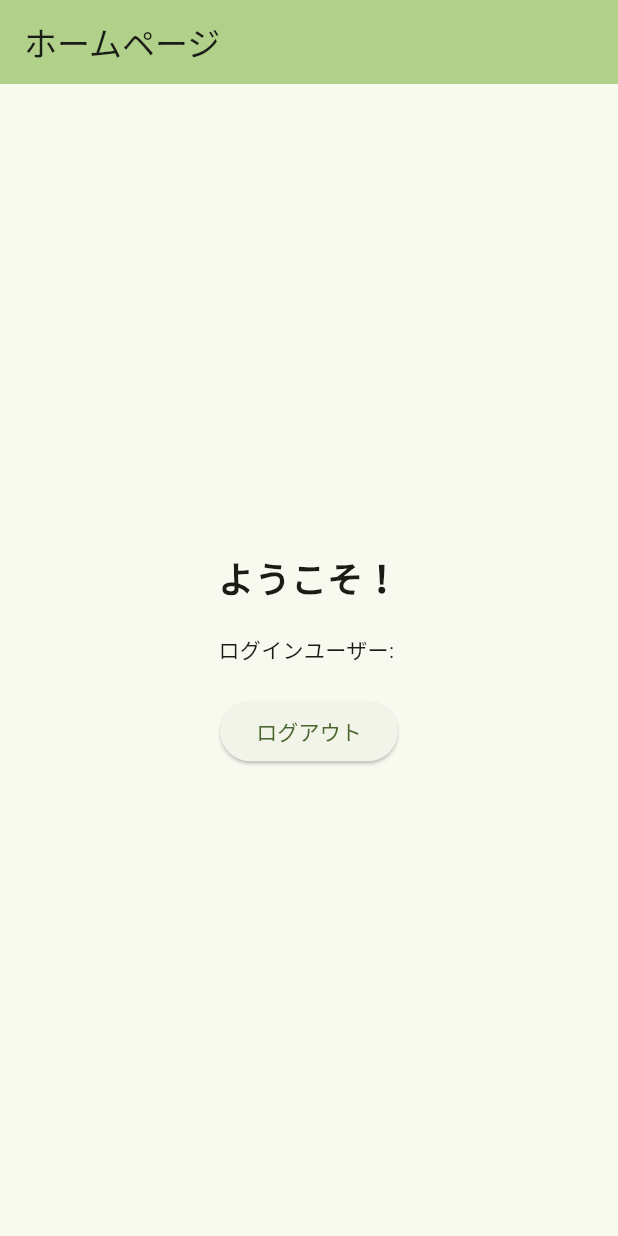
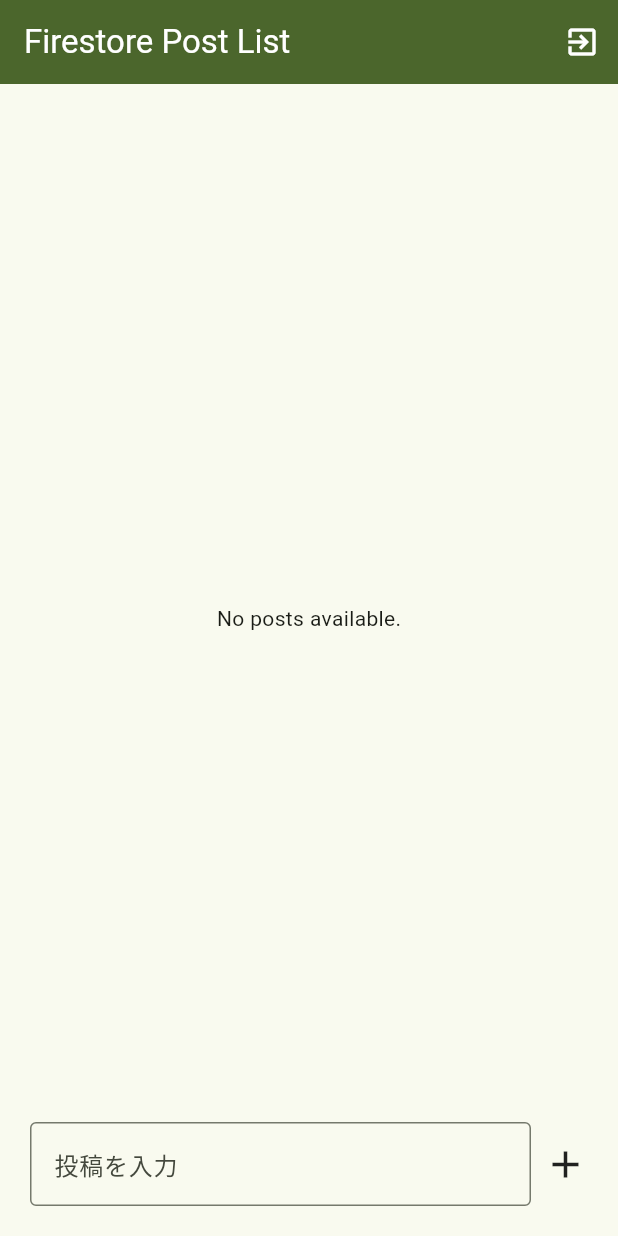
Before and after one commit to tsumayoji1102/lesson_flutter, a Flutter app: the screen it shows once a user with an empty profile is signed in, on a phone screen of 412 x 824 dp. Run offline on Flutter 3.47's test engine with Material 3 defaults, Android fonts, the light colour scheme and no system bars; our stand-ins replace cloud_firestore, dio, firebase_auth, firebase_core, flutter_hooks, freezed_annotation; accounts and stored records are empty; generated files the repository leaves out were written again.

Commit message:
firestoreの構成を作成

```diff
--- /dev/null
+++ b/lib/lesson/lesson_10/firestore_post_list.dart
@@ -0,0 +1,156 @@
+import 'package:cloud_firestore/cloud_firestore.dart';
+import 'package:firebase_auth/firebase_auth.dart';
+import 'package:flutter/material.dart';
+import 'package:flutter_hooks/flutter_hooks.dart';
+
+class FirestorePostList extends HookWidget {
+  const FirestorePostList({super.key});
+
+  @override
+  Widget build(BuildContext context) {
+    /// TextEditingControllerを使用して、テキストフィールドの入力を管理します。
+    final titleController = useTextEditingController();
+    return Scaffold(
+      appBar: AppBar(
+        title: const Text(
+          'Firestore Post List',
+          style: TextStyle(color: Colors.white),
+        ),
+        backgroundColor: Theme.of(context).colorScheme.primary,
+
+        /// 右上にログアウトボタンを設置します。
+        actions: [
+          IconButton(
+            icon: const Icon(Icons.exit_to_app, color: Colors.white),
+            onPressed: () async {
+              await FirebaseAuth.instance.signOut();
+              if (!context.mounted) return;
+              ScaffoldMessenger.of(
+                context,
+              ).showSnackBar(const SnackBar(content: Text('ログアウトしました')));
+            },
+          ),
+        ],
+      ),
+
+      /// SafeAreaを使用して、画面の上部に余白を確保します。
+      // これにより、ステータスバーやノッチなどのUI要素からコンテンツが隠れないようにします。
+      body: SafeArea(
+        /// Paddingを設定し、コンテンツが画面の端にくっつかないようにします。
+        child: Padding(
+          padding: const EdgeInsets.all(20),
+
+          /// 投稿一覧、投稿追加が順に並ぶようにするために、Columnを使用します。
+          child: Column(
+            children: [
+              /// [投稿一覧画面]
+              /// - 投稿一覧が画面いっぱいになるようにExpandedを使用します。
+              Expanded(
+                child: StreamBuilder<QuerySnapshot>(
+                  stream:
+                      FirebaseFirestore.instance
+                          .collection('posts')
+                          .snapshots(),
+                  builder: (context, snapshot) {
+                    if (snapshot.connectionState == ConnectionState.waiting) {
+                      return const Center(child: CircularProgressIndicator());
+                    }
+                    if (!snapshot.hasData || snapshot.data!.docs.isEmpty) {
+                      return const Center(child: Text('No posts available.'));
+                    }
+
+                    final posts = snapshot.data!.docs;
+
+                    /// 投稿のリストを表示するためにListViewを使用します。
+                    /// ListView.separatedを使用して、各投稿の間にスペースを設けます。
+                    return ListView.separated(
+                      /// separatorBuilderを使用して、各投稿の間にスペースを設けます。
+                      separatorBuilder:
+                          (context, index) => const SizedBox(height: 8),
+                      itemCount: posts.length,
+                      itemBuilder: (context, index) {
+                        final post = posts[index];
+                        return PostCell(
+                          userId: post['userId'],
+                          content: post['content'],
+                        );
+                      },
+                    );
+                  },
+                ),
+              ),
+
+              /// [投稿追加画面]
+              /// - 投稿を追加するためのテキストフィールド、ボタンを配置します。
+              /// - 横並びに配置するためにRowを使用します。
+              Row(
+                children: [
+                  /// テキストフィールドを横いっぱいに広げるためにExpandedを使用します。
+                  Expanded(
+                    child: TextField(
+                      controller: titleController,
+                      decoration: const InputDecoration(
+                        labelText: '投稿を入力',
+                        border: OutlineInputBorder(),
+                      ),
+                      onSubmitted: (value) {
+                        // タイトルが入力されたときの処理
+                      },
+                    ),
+                  ),
+                  const SizedBox(width: 8),
+
+                  /// 投稿ボタン
+                  InkWell(
+                    onTap: () async {
+                      // 投稿を追加する処理をここに実装します。
+                      if (titleController.text.isEmpty) return;
+                      await addPost(titleController.text);
+                    },
+                    child: const Icon(Icons.add, size: 30),
+                  ),
+                ],
+              ),
+            ],
+          ),
+        ),
+
+        /// 右下にボタンを設置できます。
+        // floatingActionButton: FloatingActionButton(
+        //   onPressed: () {
+        //     // ここに新しい投稿を追加する処理を実装できます
+        //     // 例えば、ダイアログを表示してユーザーから入力を受け取るなど
+        //     ScaffoldMessenger.of(context).showSnackBar(
+        //       const SnackBar(
+        //         content: Text('Add new post feature not implemented yet'),
+        //       ),
+        //     );
+        //   },
+        //   child: const Icon(Icons.add),
+        // ),
+      ),
+    );
+  }
+
+  /// Firestoreに投稿を追加するメソッド
+  Future<void> addPost(String content) async {
+    await FirebaseFirestore.instance.collection('posts').add({
+      'userId': FirebaseAuth.instance.currentUser?.uid ?? 'anonymous',
+      'content': content,
+      'createdAt': FieldValue.serverTimestamp(),
+    });
+  }
+}
+
+/// 投稿を表示するためのウィジェット。
+class PostCell extends StatelessWidget {
+  final String userId;
+  final String content;
+
+  const PostCell({super.key, required this.userId, required this.content});
+
+  @override
+  Widget build(BuildContext context) {
+    return Card(child: ListTile(title: Text(userId), subtitle: Text(content)));
+  }
+}
--- a/lib/lesson/lesson_9/auth_gate.dart
+++ b/lib/lesson/lesson_10/lesson10_auth_gate.dart
@@ -1,11 +1,11 @@
 import 'package:firebase_auth/firebase_auth.dart';
 import 'package:flutter/material.dart';
-import 'package:lesson_flutter/lesson/lesson_9/home_page.dart';
+import 'package:lesson_flutter/lesson/lesson_10/firestore_post_list.dart';
 import 'package:lesson_flutter/lesson/lesson_9/login_page.dart';
 
 /// 認証状態を監視し、ログインしているかどうかで画面を切り替える
-class AuthGate extends StatelessWidget {
-  const AuthGate({super.key});
+class Lesson10AuthGate extends StatelessWidget {
+  const Lesson10AuthGate({super.key});
 
   @override
   Widget build(BuildContext context) {
@@ -18,7 +18,7 @@
           return const Center(child: CircularProgressIndicator());
         }
         if (snapshot.hasData) {
-          return const HomePage();
+          return const FirestorePostList();
         }
         return const LoginPage();
       },
--- a/lib/lesson/lesson_9/home_page.dart
+++ b/lib/lesson/lesson_9/home_page.dart
@@ -1,5 +1,4 @@
 import 'package:firebase_auth/firebase_auth.dart';
-import 'package:firebase_core/firebase_core.dart';
 import 'package:flutter/material.dart';
 
 class HomePage extends StatelessWidget {
--- a/lib/main.dart
+++ b/lib/main.dart
@@ -2,6 +2,7 @@
 import 'package:firebase_core/firebase_core.dart';
 import 'package:flutter/material.dart';
 import 'package:lesson_flutter/firebase_options.dart';
+import 'package:lesson_flutter/lesson/lesson_10/lesson10_auth_gate.dart';
 import 'package:lesson_flutter/lesson/lesson_6/bottom_tabs/router_pages/detail_page.dart';
 import 'package:lesson_flutter/lesson/lesson_6/bottom_tabs/router_pages/official_page.dart';
 import 'package:lesson_flutter/lesson/lesson_6/bottom_tabs/routers_view.dart';
@@ -9,10 +10,10 @@
 // import 'package:lesson_flutter/lesson/lesson_6/lesson_6.dart';
 // import 'package:lesson_flutter/lesson/lesson_7/lesson_7.dart';
 // import 'package:lesson_flutter/lesson/lesson_8/lesson_8.dart';
-import 'package:lesson_flutter/lesson/lesson_9/auth_gate.dart';
+// import 'package:lesson_flutter/lesson/lesson_9/lesson9_auth_gate.dart';
 
 /// アプリ起動はここから行われる。
-void main() async {
+Future<void> main() async {
   WidgetsFlutterBinding.ensureInitialized();
   await Firebase.initializeApp(options: DefaultFirebaseOptions.currentPlatform);
   runApp(const MyApp());
@@ -35,7 +36,7 @@
 
       /// ここに、遷移できる画面を設定する.
       routes: {
-        "/": (context) => AuthGate(), // 初期表示できる画面はこちらから設定する
+        "/": (context) => Lesson10AuthGate(), // 初期表示できる画面はこちらから設定する
         AppRoutes.detailPage.path: (context) => const DetailPage(),
         AppRoutes.officialPage.path: (context) => const OfficialPage(),
       },
```
Also changed, not shown: lib/lesson/lesson_9/lesson9_auth_gate.dart (added, +27 -0 lines).
